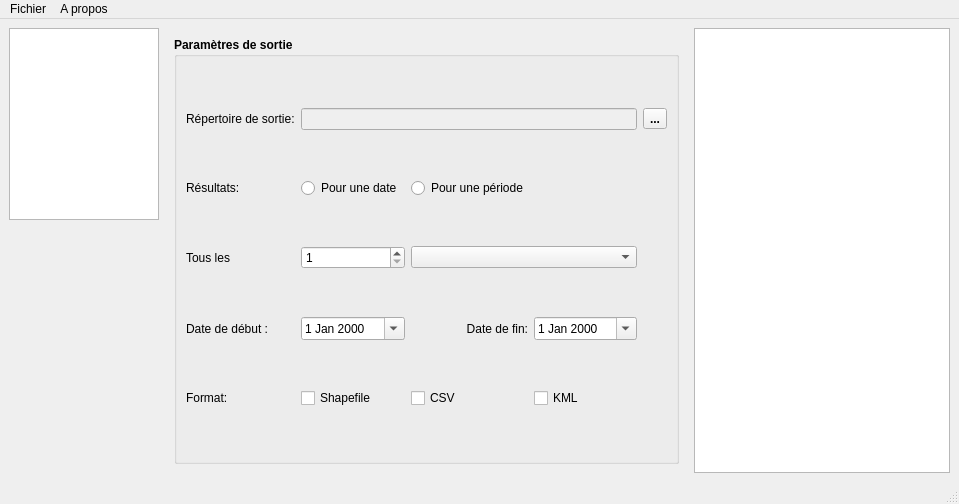
Qt form mainwindow.ui (TeamSaGeo/MalariaModel) before a commit.
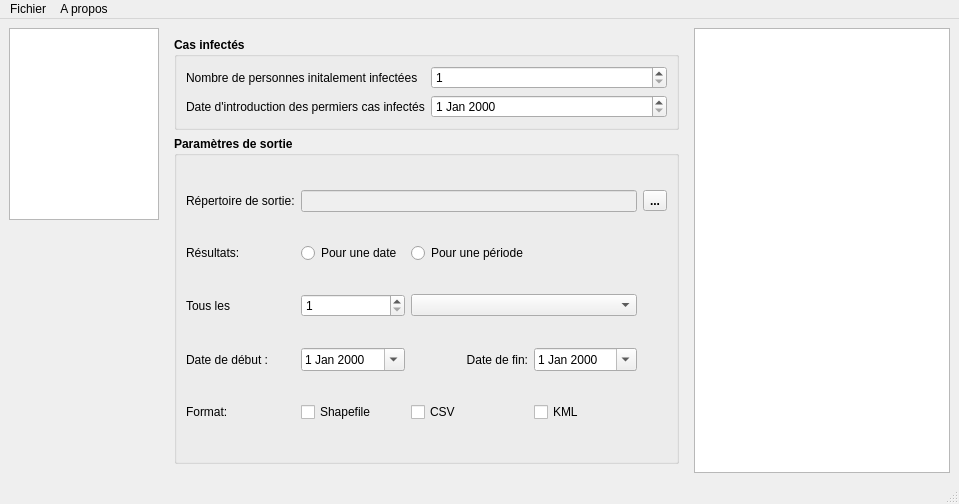
The same form after that commit. The open tabs and pages were chosen to show the change.

Commit message: Ajout cas infectés

The edit to the form file:
```diff
--- a/mainwindow.ui
+++ b/mainwindow.ui
@@ -263,7 +263,7 @@
       </widget>
       <widget class="QWidget" name="page_2">
        <layout class="QGridLayout" name="gridLayout_5">
-        <item row="0" column="1">
+        <item row="1" column="1">
          <widget class="QGroupBox" name="groupBox">
           <property name="font">
            <font>
@@ -274,8 +274,8 @@
            <string>Paramètres de sortie</string>
           </property>
           <layout class="QGridLayout" name="gridLayout">
-           <item row="4" column="1">
-            <widget class="QDateEdit" name="bdate_output">
+           <item row="5" column="3">
+            <widget class="QDateEdit" name="edate">
              <property name="enabled">
               <bool>true</bool>
              </property>
@@ -289,7 +289,19 @@
              </property>
             </widget>
            </item>
-           <item row="3" column="2" colspan="2">
+           <item row="4" column="0">
+            <widget class="QLabel" name="label_frequence_display">
+             <property name="font">
+              <font>
+               <bold>false</bold>
+              </font>
+             </property>
+             <property name="text">
+              <string>Tous les </string>
+             </property>
+            </widget>
+           </item>
+           <item row="4" column="2" colspan="2">
             <widget class="QComboBox" name="frequence">
              <property name="font">
               <font>
@@ -298,7 +310,7 @@
              </property>
             </widget>
            </item>
-           <item row="4" column="2">
+           <item row="5" column="2">
             <widget class="QLabel" name="label_edate">
              <property name="font">
               <font>
@@ -313,70 +325,26 @@
              </property>
             </widget>
            </item>
-           <item row="7" column="0">
-            <widget class="QLabel" name="label_output_format">
+           <item row="2" column="1">
+            <widget class="QRadioButton" name="lastdate">
              <property name="font">
               <font>
                <bold>false</bold>
               </font>
              </property>
              <property name="text">
-              <string>Format:</string>
+              <string>Pour une date</string>
              </property>
             </widget>
            </item>
-           <item row="4" column="0">
-            <widget class="QLabel" name="label_bdate_output">
-             <property name="font">
-              <font>
-               <bold>false</bold>
-              </font>
-             </property>
+           <item row="1" column="4">
+            <widget class="QToolButton" name="btn_pathOutput">
              <property name="text">
-              <string>Date de début :</string>
+              <string>...</string>
              </property>
             </widget>
            </item>
-           <item row="7" column="1">
-            <widget class="QCheckBox" name="outputSHP">
-             <property name="font">
-              <font>
-               <bold>false</bold>
-              </font>
-             </property>
-             <property name="text">
-              <string>Shapefile</string>
-             </property>
-            </widget>
-           </item>
-           <item row="4" column="3">
-            <widget class="QDateEdit" name="edate">
-             <property name="enabled">
-              <bool>true</bool>
-             </property>
-             <property name="font">
-              <font>
-               <bold>false</bold>
-              </font>
-             </property>
-             <property name="calendarPopup">
-              <bool>true</bool>
-             </property>
-            </widget>
-           </item>
-           <item row="7" column="2">
-            <widget class="QCheckBox" name="outputCSV">
-             <property name="font">
-              <font>
-               <bold>false</bold>
-              </font>
-             </property>
-             <property name="text">
-              <string>CSV</string>
-             </property>
-            </widget>
-           </item>
-           <item row="1" column="0">
+           <item row="2" column="0">
             <widget class="QLabel" name="label_result_type">
              <property name="font">
               <font>
@@ -388,19 +356,7 @@
              </property>
             </widget>
            </item>
-           <item row="0" column="1" colspan="3">
-            <widget class="QLineEdit" name="pathOutput">
-             <property name="enabled">
-              <bool>false</bool>
-             </property>
-             <property name="font">
-              <font>
-               <bold>false</bold>
-              </font>
-             </property>
-            </widget>
-           </item>
-           <item row="7" column="3">
+           <item row="8" column="3">
             <widget class="QCheckBox" name="outputKML">
              <property name="font">
               <font>
@@ -412,26 +368,31 @@
              </property>
             </widget>
            </item>
-           <item row="0" column="4">
-            <widget class="QToolButton" name="btn_pathOutput">
+           <item row="5" column="0">
+            <widget class="QLabel" name="label_bdate_output">
+             <property name="font">
+              <font>
+               <bold>false</bold>
+              </font>
+             </property>
              <property name="text">
-              <string>...</string>
+              <string>Date de début :</string>
              </property>
             </widget>
            </item>
-           <item row="3" column="0">
-            <widget class="QLabel" name="label_frequence_display">
+           <item row="8" column="0">
+            <widget class="QLabel" name="label_output_format">
              <property name="font">
               <font>
                <bold>false</bold>
               </font>
              </property>
              <property name="text">
-              <string>Tous les </string>
+              <string>Format:</string>
              </property>
             </widget>
            </item>
-           <item row="0" column="0">
+           <item row="1" column="0">
             <widget class="QLabel" name="label_pathOutput">
              <property name="font">
               <font>
@@ -443,19 +404,19 @@
              </property>
             </widget>
            </item>
-           <item row="1" column="1">
-            <widget class="QRadioButton" name="lastdate">
+           <item row="8" column="1">
+            <widget class="QCheckBox" name="outputSHP">
              <property name="font">
               <font>
                <bold>false</bold>
               </font>
              </property>
              <property name="text">
-              <string>Pour une date</string>
+              <string>Shapefile</string>
              </property>
             </widget>
            </item>
-           <item row="1" column="2">
+           <item row="2" column="2">
             <widget class="QRadioButton" name="multidate">
              <property name="font">
               <font>
@@ -467,7 +428,31 @@
              </property>
             </widget>
            </item>
-           <item row="3" column="1">
+           <item row="8" column="2">
+            <widget class="QCheckBox" name="outputCSV">
+             <property name="font">
+              <font>
+               <bold>false</bold>
+              </font>
+             </property>
+             <property name="text">
+              <string>CSV</string>
+             </property>
+            </widget>
+           </item>
+           <item row="1" column="1" colspan="3">
+            <widget class="QLineEdit" name="pathOutput">
+             <property name="enabled">
+              <bool>false</bool>
+             </property>
+             <property name="font">
+              <font>
+               <bold>false</bold>
+              </font>
+             </property>
+            </widget>
+           </item>
+           <item row="4" column="1">
             <widget class="QSpinBox" name="frequence_display">
              <property name="font">
               <font>
@@ -479,6 +464,95 @@
              </property>
             </widget>
            </item>
+           <item row="5" column="1">
+            <widget class="QDateEdit" name="bdate_output">
+             <property name="enabled">
+              <bool>true</bool>
+             </property>
+             <property name="font">
+              <font>
+               <bold>false</bold>
+              </font>
+             </property>
+             <property name="calendarPopup">
+              <bool>true</bool>
+             </property>
+            </widget>
+           </item>
+          </layout>
+         </widget>
+        </item>
+        <item row="0" column="1">
+         <widget class="QGroupBox" name="groupBox_4">
+          <property name="sizePolicy">
+           <sizepolicy hsizetype="Preferred" vsizetype="Fixed">
+            <horstretch>0</horstretch>
+            <verstretch>0</verstretch>
+           </sizepolicy>
+          </property>
+          <property name="maximumSize">
+           <size>
+            <width>16777215</width>
+            <height>16777215</height>
+           </size>
+          </property>
+          <property name="font">
+           <font>
+            <bold>true</bold>
+           </font>
+          </property>
+          <property name="title">
+           <string>Cas infectés</string>
+          </property>
+          <property name="flat">
+           <bool>false</bool>
+          </property>
+          <layout class="QGridLayout" name="gridLayout_10">
+           <item row="1" column="0">
+            <widget class="QLabel" name="label_date_intro">
+             <property name="font">
+              <font>
+               <bold>false</bold>
+              </font>
+             </property>
+             <property name="text">
+              <string>Date d'introduction des permiers cas infectés</string>
+             </property>
+            </widget>
+           </item>
+           <item row="1" column="1">
+            <widget class="QDateEdit" name="date_intro">
+             <property name="font">
+              <font>
+               <bold>false</bold>
+              </font>
+             </property>
+            </widget>
+           </item>
+           <item row="0" column="0">
+            <widget class="QLabel" name="label_pers_infectes">
+             <property name="font">
+              <font>
+               <bold>false</bold>
+              </font>
+             </property>
+             <property name="text">
+              <string>Nombre de personnes initalement infectées</string>
+             </property>
+            </widget>
+           </item>
+           <item row="0" column="1">
+            <widget class="QSpinBox" name="nb_pers_infectes">
+             <property name="font">
+              <font>
+               <bold>false</bold>
+              </font>
+             </property>
+             <property name="minimum">
+              <number>1</number>
+             </property>
+            </widget>
+           </item>
           </layout>
          </widget>
         </item>
```
Left out of the diff: 118 changed lines with no effect on the pictures. The commit also changes 3 other files.
